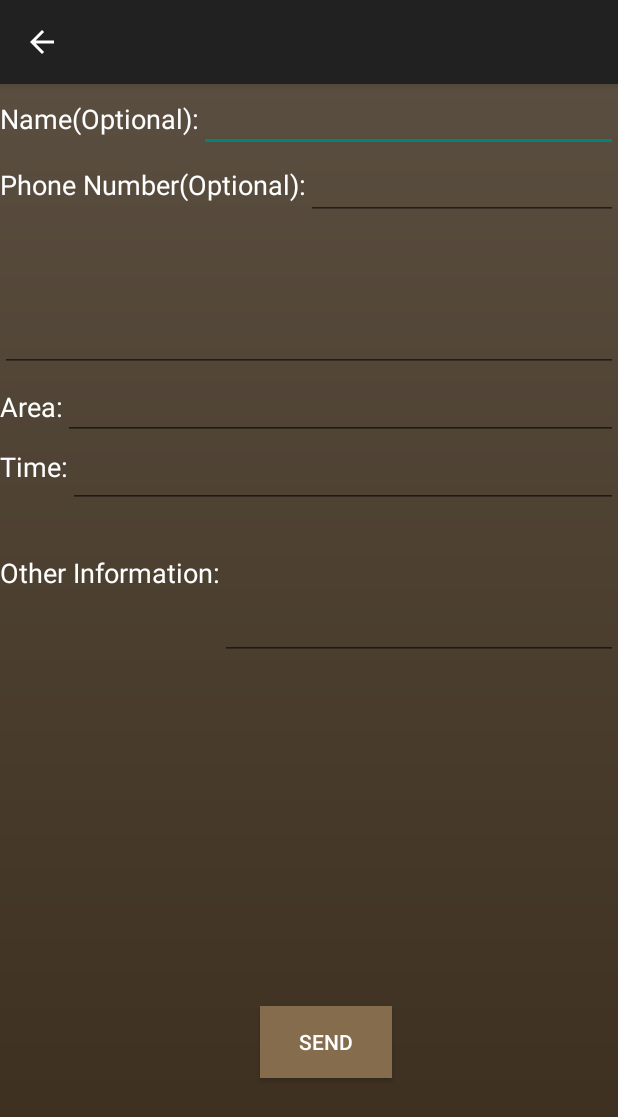
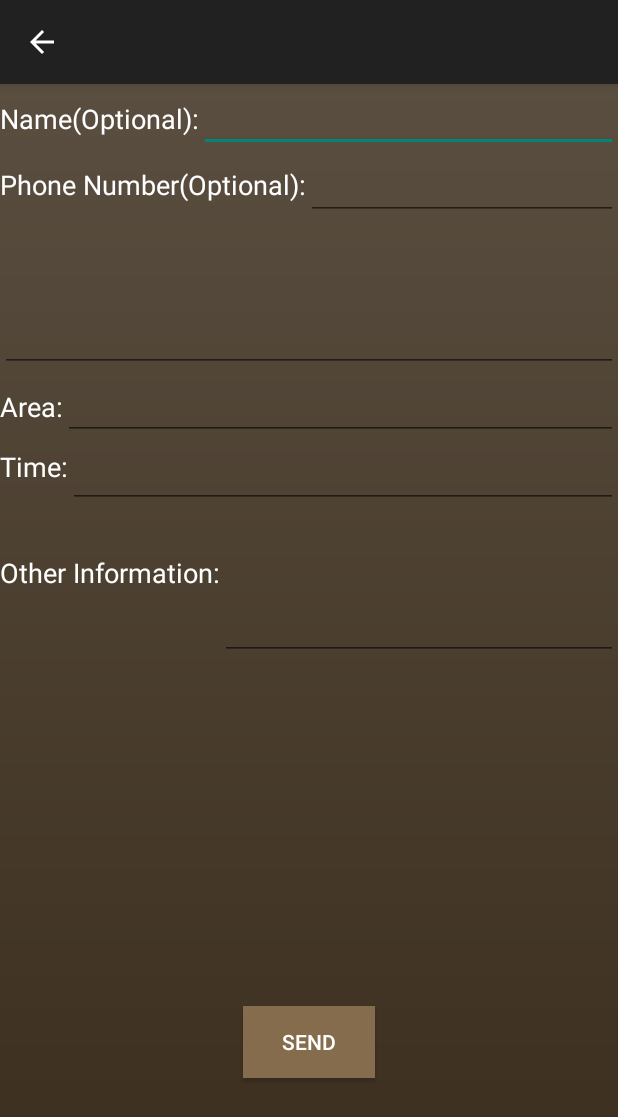
Before and after one commit to canis617/Tippecanoe-County-Sheriff-App, an Android app: the Email screen opened directly, with no data from a screen before it, on a phone screen of 412 x 824 dp. Shown: the top 1117 px of the screen. Run offline under Robolectric (Android 15) with nearby library versions, the light colour scheme and no system bars; 1 statement that could not run was skipped.

Commit message:
email working 003

```diff
--- a/app/src/main/res/layout/email_layout.xml
+++ b/app/src/main/res/layout/email_layout.xml
@@ -89,16 +89,6 @@
         app:layout_constraintStart_toStartOf="parent"
         app:layout_constraintTop_toBottomOf="@+id/textView3" />
 
-    <Button
-        android:id="@+id/button_send"
-        android:layout_width="wrap_content"
-        android:layout_height="wrap_content"
-        android:background="@color/ButtonColor1"
-        android:text="SEND"
-        android:textColor="@color/PlainTextColor"
-        app:layout_constraintStart_toStartOf="@+id/guideline12"
-        app:layout_constraintTop_toTopOf="@+id/guideline5" />
-
     <EditText
         android:id="@+id/edit_text_pnum"
         android:layout_width="0dp"
@@ -118,6 +108,7 @@
         android:layout_height="wrap_content"
         android:ellipsize="start"
         android:hint="@null"
+        android:inputType="textPhonetic"
         android:singleLine="true"
         android:textColor="@color/PlainTextColor"
         app:layout_constraintEnd_toEndOf="parent"
@@ -183,12 +174,16 @@
         app:layout_constraintGuide_begin="20dp"
         app:layout_constraintGuide_percent="0.8" />
 
-    <androidx.constraintlayout.widget.Guideline
-        android:id="@+id/guideline12"
+    <Button
+        android:id="@+id/button_send"
         android:layout_width="wrap_content"
         android:layout_height="wrap_content"
-        android:orientation="vertical"
-        app:layout_constraintGuide_begin="20dp"
-        app:layout_constraintGuide_percent="0.42" />
+        android:background="@color/ButtonColor1"
+        android:gravity="center"
+        android:text="SEND"
+        android:textColor="@color/PlainTextColor"
+        app:layout_constraintLeft_toLeftOf="parent"
+        app:layout_constraintRight_toRightOf="parent"
+        app:layout_constraintTop_toTopOf="@+id/guideline5" />
 
 </androidx.constraintlayout.widget.ConstraintLayout>
```
Also changed, not shown: 2 other files.
